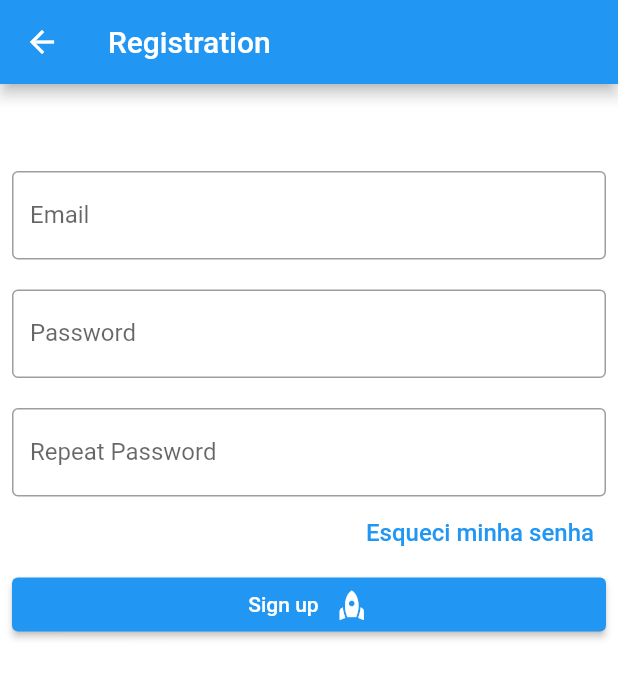
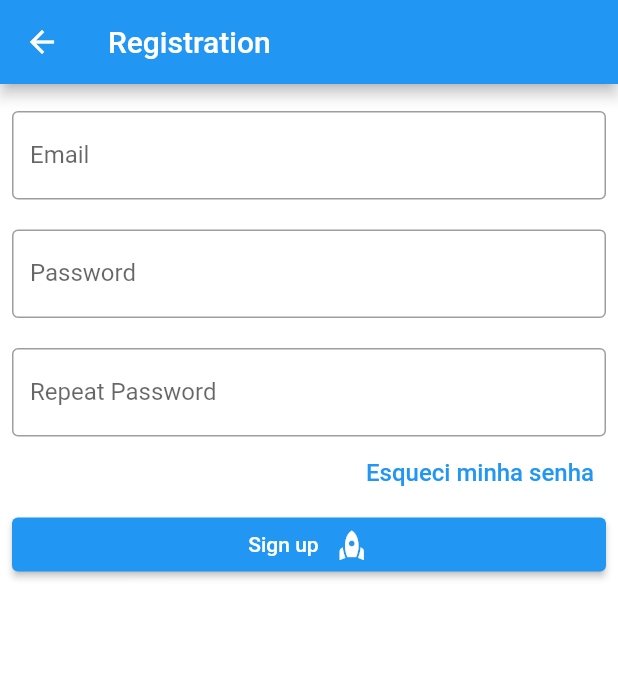
Before and after one commit to kidmortal/bovua, a Flutter app: the SignUpPage screen opened by its route, on a phone screen of 412 x 824 dp. Shown: the top 678 px of the screen. Run offline on Flutter 3.47's test engine with Material 2 defaults, Android fonts, the light colour scheme and no system bars; our stand-ins replace cloud_firestore, firebase_analytics, firebase_auth, firebase_core, flutter_typeahead; accounts and stored records are empty; network calls fail.

Commit message:
n alembro

```diff
--- a/analysis_options.yaml
+++ b/analysis_options.yaml
@@ -22,8 +22,7 @@ linter:
   # `// ignore_for_file: name_of_lint` syntax on the line or in the file
   # producing the lint.
   rules:
-    # avoid_print: false  # Uncomment to disable the `avoid_print` rule
+    - prefer_const_declarations
     # prefer_single_quotes: true  # Uncomment to enable the `prefer_single_quotes` rule
-
 # Additional information about this file can be found at
 # https://dart.dev/guides/language/analysis-options
--- a/lib/models/trip.dart
+++ b/lib/models/trip.dart
@@ -27,7 +27,7 @@ class Trip {
   String? to;
   String? toIata;
 
-  Trip({this.from, this.to});
+  Trip({this.from = "", this.to = "", this.fromIata = "", this.toIata = ""});
 
   Trip.fromJson(Map<String, dynamic> json) {
     from = json['from'];
--- a/lib/pages/sign_up_page.dart
+++ b/lib/pages/sign_up_page.dart
@@ -13,20 +13,25 @@ class _SignUpPageState extends State<SignUpPage> {
   Widget build(BuildContext context) {
     return GestureDetector(
       onTap: () => FocusManager.instance.primaryFocus?.unfocus(),
-      child:  SafeArea(
+      child: SafeArea(
         child: Scaffold(
           resizeToAvoidBottomInset: false,
           backgroundColor: Colors.white,
           appBar: AppBar(
             title: const Text('Registration'),
           ),
-          body:  Center(
-            child: Column(
-              mainAxisAlignment: MainAxisAlignment.start,
-              children: [
-                SizedBox(height: 50),
-                RegisterForm(),
-              ],
+          body: SingleChildScrollView(
+            child: Center(
+              child: Column(
+                mainAxisAlignment: MainAxisAlignment.start,
+                children: [
+                  SizedBox(height: 10),
+                  Container(
+                    constraints: BoxConstraints(maxWidth: 500),
+                    child: RegisterForm(),
+                  ),
+                ],
+              ),
             ),
           ),
         ),
--- a/lib/route/route.dart
+++ b/lib/route/route.dart
@@ -11,13 +11,8 @@ const String homePage = "home";
 const String settingsPage = "settings";
 const String newTrip = "new_trip";
 
-// Control page flow
-
-Route<dynamic> controller(RouteSettings settings) {
-  switch (settings.name) {
-    case homePage:
-      return MaterialPageRoute(
-          builder: (context) => StreamBuilder<User?>(
+Map<String, Widget Function(BuildContext)> appRoutes = {
+  homePage: (BuildContext context) => StreamBuilder<User?>(
         stream: FirebaseAuth.instance.authStateChanges(),
         builder: (context, snapshot) {
           if (snapshot.hasData) {
@@ -26,12 +21,7 @@ Route<dynamic> controller(RouteSettings settings) {
             return SignInPage();
           }
         },
-              ));
-    case signUpPage:
-      return MaterialPageRoute(builder: (context) => SignUpPage());
-    case newTrip:
-      return MaterialPageRoute(builder: (context) => NewTripPage());
-    default:
-      throw ("This shouldnt happen");
-  }
-}
+      ),
+  signUpPage: (BuildContext context) => SignUpPage(),
+  newTrip: (BuildContext context) => NewTripPage(),
+};
--- a/lib/services/passagens_service.dart
+++ b/lib/services/passagens_service.dart
@@ -15,4 +15,6 @@ class PassagensService {
       throw Exception('Falha ao carregar sugestões');
     }
   }
+
+  final getAlgo = () => "Algo";
 }
--- a/lib/widgets/bottom_nav_bar.dart
+++ b/lib/widgets/bottom_nav_bar.dart
@@ -6,6 +6,7 @@ class BottomNavBar extends StatelessWidget {
   @override
   Widget build(BuildContext context) {
     return BottomNavigationBar(
+      onTap: (value) => print(ModalRoute.of(context)?.settings.name),
       items: const [
         BottomNavigationBarItem(
           icon: Icon(Icons.home),
```
Also changed, not shown: lib/main.dart (+4 -12 lines), lib/pages/home_page.dart (+23 -1 lines), lib/pages/new_trip_page.dart (+11 -74 lines), lib/pages/sign_in_page.dart (+15 -6 lines), lib/widgets/auto_complete.dart (added, +45 -0 lines), lib/widgets/login_form.dart (+15 -4 lines), lib/widgets/new_trip_form.dart (added, +54 -0 lines). Lines whose indentation alone changed are shown as unchanged.
